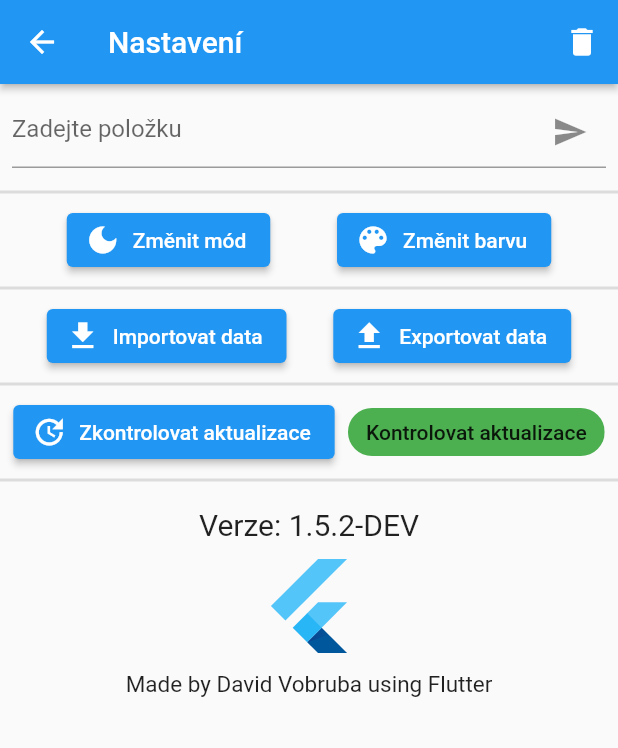
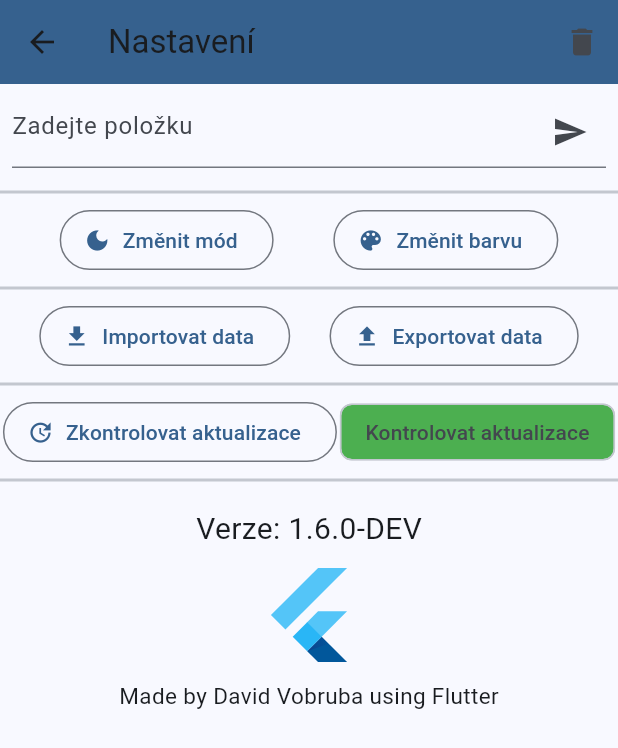
Before and after one commit to DavidCZ2051/intr_obleceni, a Flutter app: the screen it shows after launch, after a tap on the "settings" icon, on a phone screen of 412 x 824 dp. Shown: the top 748 px of the screen. Run offline on Flutter 3.47's test engine with Material 2 defaults, Android fonts, the phone set to English and light mode, and no system bars; our stand-ins replace flutter_colorpicker, shared_preferences; network calls fail.

Commit message:
material 3

```diff
--- a/lib/main.dart
+++ b/lib/main.dart
@@ -17,14 +17,18 @@ main() async {
       themeMode: getThemeMode(),
       color: vars.materialColorMaker(vars.hexColor!),
       theme: ThemeData(
-        primarySwatch: vars.materialColorMaker(vars.hexColor!),
-        primaryColor: vars.materialColorMaker(vars.hexColor!),
+        useMaterial3: true,
+        colorScheme: ColorScheme.fromSeed(
           brightness: Brightness.light,
+          seedColor: vars.materialColorMaker(vars.hexColor!),
+        ),
       ),
       darkTheme: ThemeData(
-        primarySwatch: vars.materialColorMaker(vars.hexColor!),
-        primaryColor: vars.materialColorMaker(vars.hexColor!),
+        useMaterial3: true,
+        colorScheme: ColorScheme.fromSeed(
           brightness: Brightness.dark,
+          seedColor: vars.materialColorMaker(vars.hexColor!),
+        ),
       ),
     ),
   );
@@ -96,7 +100,7 @@ class _MainState extends State<Main> {
           content: Column(
             mainAxisSize: MainAxisSize.min,
             crossAxisAlignment: CrossAxisAlignment.start,
-            children: [
+            children: <Widget>[
               RichText(
                 text: TextSpan(
                   style: TextStyle(
@@ -115,7 +119,7 @@ class _MainState extends State<Main> {
               ),
               RichText(
                 text: TextSpan(
-                  children: [
+                  children: <TextSpan>[
                     const TextSpan(
                       text: "Nová verze: ",
                       style: TextStyle(
@@ -138,7 +142,7 @@ class _MainState extends State<Main> {
           ),
           actions: <Widget>[
             if (object.body!["downloadUrl"] != null)
-              ElevatedButton(
+              OutlinedButton(
                 onPressed: () {
                   launchUrl(
                     Uri.parse(object.body!["downloadUrl"]),
@@ -165,12 +169,15 @@ class _MainState extends State<Main> {
       child: Scaffold(
         appBar: AppBar(
           backgroundColor: Theme.of(context).primaryColor,
-          title: const Text("Internát - seznam oblečení"),
+          title: const Text(
+            "Internát - seznam oblečení",
+            style: TextStyle(color: Colors.white),
+          ),
           elevation: 2,
           actions: <Widget>[
             IconButton(
               tooltip: "Nastavení",
-              icon: const Icon(Icons.settings),
+              icon: const Icon(Icons.settings, color: Colors.white),
               onPressed: () {
                 Navigator.push(
                   context,
@@ -185,9 +192,6 @@ class _MainState extends State<Main> {
                 controller: ScrollController(),
                 radius: const Radius.circular(10),
                 thickness: 7,
-                child: GlowingOverscrollIndicator(
-                  color: Theme.of(context).primaryColor,
-                  axisDirection: AxisDirection.down,
                 child: SingleChildScrollView(
                   child: Column(
                     children: <Widget>[
@@ -197,7 +201,6 @@ class _MainState extends State<Main> {
                         height: 70,
                       ),
                     ],
-                    ),
                   ),
                 ),
               )
@@ -213,7 +216,6 @@ class _MainState extends State<Main> {
                 crossAxisAlignment: CrossAxisAlignment.end,
                 children: <Widget>[
                   FloatingActionButton(
-                    backgroundColor: Theme.of(context).primaryColor,
                     tooltip: "Resetovat počet",
                     heroTag: "btn1",
                     child: const Icon(Icons.restore),
@@ -233,7 +235,7 @@ class _MainState extends State<Main> {
                                   Navigator.pop(context);
                                 },
                               ),
-                              ElevatedButton(
+                              OutlinedButton(
                                 child: const Text("Ano"),
                                 onPressed: () {
                                   for (vars.Clothing clothing in vars.clothes) {
@@ -258,7 +260,6 @@ class _MainState extends State<Main> {
                   FloatingActionButton(
                     tooltip: "Uložit",
                     heroTag: "btn2",
-                    backgroundColor: Colors.green,
                     child: const Icon(Icons.done),
                     onPressed: () {
                       saveData();
@@ -293,14 +294,16 @@ class _ClothingItemState extends State<ClothingItem> {
             flex: 10,
             child: Column(
               crossAxisAlignment: CrossAxisAlignment.start,
-              children: [
+              children: <Widget>[
                 RichText(
                   text: TextSpan(
                     children: <TextSpan>[
                       TextSpan(
                         text: "${widget.clothing.count}x ",
                         style: TextStyle(
-                          color: Theme.of(context).primaryColor,
+                          color: Theme.of(context).brightness == Brightness.dark
+                              ? Theme.of(context).primaryColorLight
+                              : Theme.of(context).primaryColor,
                           fontSize: 30,
                           fontWeight: FontWeight.bold,
                         ),
--- a/lib/settings.dart
+++ b/lib/settings.dart
@@ -43,7 +43,7 @@ class _SettingsState extends State<Settings> {
           content: Column(
             mainAxisSize: MainAxisSize.min,
             crossAxisAlignment: CrossAxisAlignment.start,
-            children: [
+            children: <Widget>[
               RichText(
                 text: TextSpan(
                   style: TextStyle(
@@ -62,7 +62,7 @@ class _SettingsState extends State<Settings> {
               ),
               RichText(
                 text: TextSpan(
-                  children: [
+                  children: <TextSpan>[
                     const TextSpan(
                       text: "Nová verze: ",
                       style: TextStyle(
@@ -85,7 +85,7 @@ class _SettingsState extends State<Settings> {
           ),
           actions: <Widget>[
             if (object.body!["downloadUrl"] != null)
-              ElevatedButton(
+              OutlinedButton(
                 onPressed: () {
                   launchUrl(
                     Uri.parse(object.body!["downloadUrl"]),
@@ -126,7 +126,7 @@ class _SettingsState extends State<Settings> {
           title: Text("Chyba ${object.statusCode}"),
           content:
               const Text("Chyba při zjišťování verze. Kontaktujte vývojáře."),
-          actions: [
+          actions: <Widget>[
             TextButton(
               onPressed: () {
                 Navigator.pop(context);
@@ -172,7 +172,7 @@ class _SettingsState extends State<Settings> {
                         child: const Text("Zrušit"),
                         onPressed: () => Navigator.pop(context),
                       ),
-                      ElevatedButton(
+                      OutlinedButton(
                         child: const Text("Smazat"),
                         onPressed: () {
                           vars.clothes.clear();
@@ -295,7 +295,7 @@ class _SettingsState extends State<Settings> {
                                     child: const Text("Zrušit"),
                                     onPressed: () => Navigator.pop(context),
                                   ),
-                                  ElevatedButton(
+                                  OutlinedButton(
                                     child: const Text("Uložit"),
                                     onPressed: () {
                                       if (vars.newName != null) {
@@ -340,7 +340,7 @@ class _SettingsState extends State<Settings> {
                 Row(
                   mainAxisAlignment: MainAxisAlignment.spaceEvenly,
                   children: <Widget>[
-                    ElevatedButton.icon(
+                    OutlinedButton.icon(
                       icon: Icon(
                         (Theme.of(context).brightness == Brightness.dark)
                             ? Icons.light_mode
@@ -426,7 +426,7 @@ class _SettingsState extends State<Settings> {
                                     Navigator.pop(context);
                                   },
                                 ),
-                                ElevatedButton(
+                                OutlinedButton(
                                   child: const Text("Potvrdit"),
                                   onPressed: () {
                                     vars.theme = mode;
@@ -443,7 +443,7 @@ class _SettingsState extends State<Settings> {
                                               child: const Text("Později"),
                                               onPressed: () =>
                                                   Navigator.pop(context)),
-                                          ElevatedButton(
+                                          OutlinedButton(
                                             child: const Text("Restartovat"),
                                             onPressed: () {
                                               if (Platform.isAndroid) {
@@ -465,7 +465,7 @@ class _SettingsState extends State<Settings> {
                       },
                       label: const Text("Změnit mód"),
                     ),
-                    ElevatedButton.icon(
+                    OutlinedButton.icon(
                       icon: const Icon(Icons.color_lens),
                       label: const Text("Změnit barvu"),
                       onPressed: () {
@@ -488,7 +488,7 @@ class _SettingsState extends State<Settings> {
                                 child: const Text("Zrušit"),
                                 onPressed: () => Navigator.pop(context),
                               ),
-                              ElevatedButton(
+                              OutlinedButton(
                                 child: const Text("Potvrdit"),
                                 onPressed: () {
                                   vars.hexColor = newColor;
@@ -505,7 +505,7 @@ class _SettingsState extends State<Settings> {
                                             child: const Text("Později"),
                                             onPressed: () =>
                                                 Navigator.pop(context)),
-                                        ElevatedButton(
+                                        OutlinedButton(
                                           child: const Text("Restartovat"),
                                           onPressed: () {
                                             if (Platform.isAndroid) {
@@ -533,7 +533,7 @@ class _SettingsState extends State<Settings> {
                 Row(
                   mainAxisAlignment: MainAxisAlignment.spaceEvenly,
                   children: <Widget>[
-                    ElevatedButton.icon(
+                    OutlinedButton.icon(
                       icon: const Icon(Icons.download),
                       onPressed: () {
                         showDialog(
@@ -638,7 +638,7 @@ class _SettingsState extends State<Settings> {
                                         Navigator.pop(context);
                                       },
                                     ),
-                                    ElevatedButton(
+                                    OutlinedButton(
                                       onPressed: () {
                                         if (importMode == 0 &&
                                             importData != null) {
@@ -669,7 +669,7 @@ class _SettingsState extends State<Settings> {
                       },
                       label: const Text("Importovat data"),
                     ),
-                    ElevatedButton.icon(
+                    OutlinedButton.icon(
                       icon: const Icon(Icons.upload),
                       onPressed: () {
                         showDialog(
@@ -688,7 +688,7 @@ class _SettingsState extends State<Settings> {
                                 child: SingleChildScrollView(
                                   child: Column(
                                     mainAxisSize: MainAxisSize.min,
-                                    children: [
+                                    children: <Widget>[
                                       const Text(
                                         "Níže jsou vyexportované data. Můžete si je zkopírovat.",
                                         style: TextStyle(fontSize: 20),
@@ -739,7 +739,7 @@ class _SettingsState extends State<Settings> {
                   children: <Widget>[
                     isLoading
                         ? const CircularProgressIndicator()
-                        : ElevatedButton.icon(
+                        : OutlinedButton.icon(
                             icon: const Icon(Icons.update),
                             label: const Text('Zkontrolovat aktualizace'),
                             onPressed: () {
@@ -764,9 +764,9 @@ class _SettingsState extends State<Settings> {
                 const Divider(
                   thickness: 2,
                 ),
-                Center(
+                const Center(
                   child: Column(
-                    children: const <Widget>[
+                    children: <Widget>[
                       SizedBox(
                         height: 10,
                       ),
--- a/lib/vars.dart
+++ b/lib/vars.dart
@@ -1,6 +1,6 @@
 import 'package:flutter/material.dart';
 
-const String version = "1.5.2-DEV";
+const String version = "1.6.0-DEV";
 String? addedClothing;
 String? newName;
 List<Clothing> clothes = [];
--- a/pubspec.yaml
+++ b/pubspec.yaml
@@ -33,9 +33,9 @@ dependencies:
   # The following adds the Cupertino Icons font to your application.
   # Use with the CupertinoIcons class for iOS style icons.
   flutter_colorpicker: ^1.0.3
-  http: ^0.13.5
-  shared_preferences: ^2.0.15
-  url_launcher: ^6.1.7
+  http: ^1.0.0
+  shared_preferences: ^2.1.2
+  url_launcher: ^6.1.11
 
 flutter_icons:
   android: true
```
Also changed, not shown: pubspec.lock, 1 other file. Lines whose indentation alone changed are shown as unchanged.
